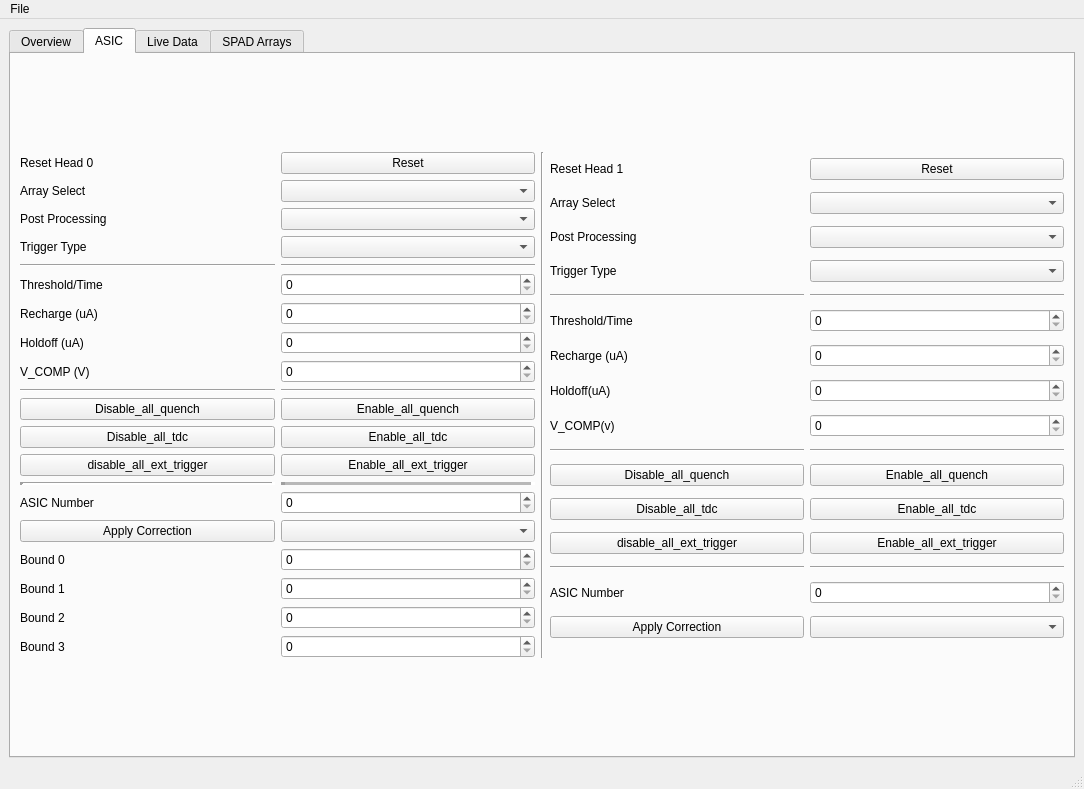
Before: the Qt Designer form GUI/MainWindow.ui in sgcarrier/cephei2, drawn with Qt 5.
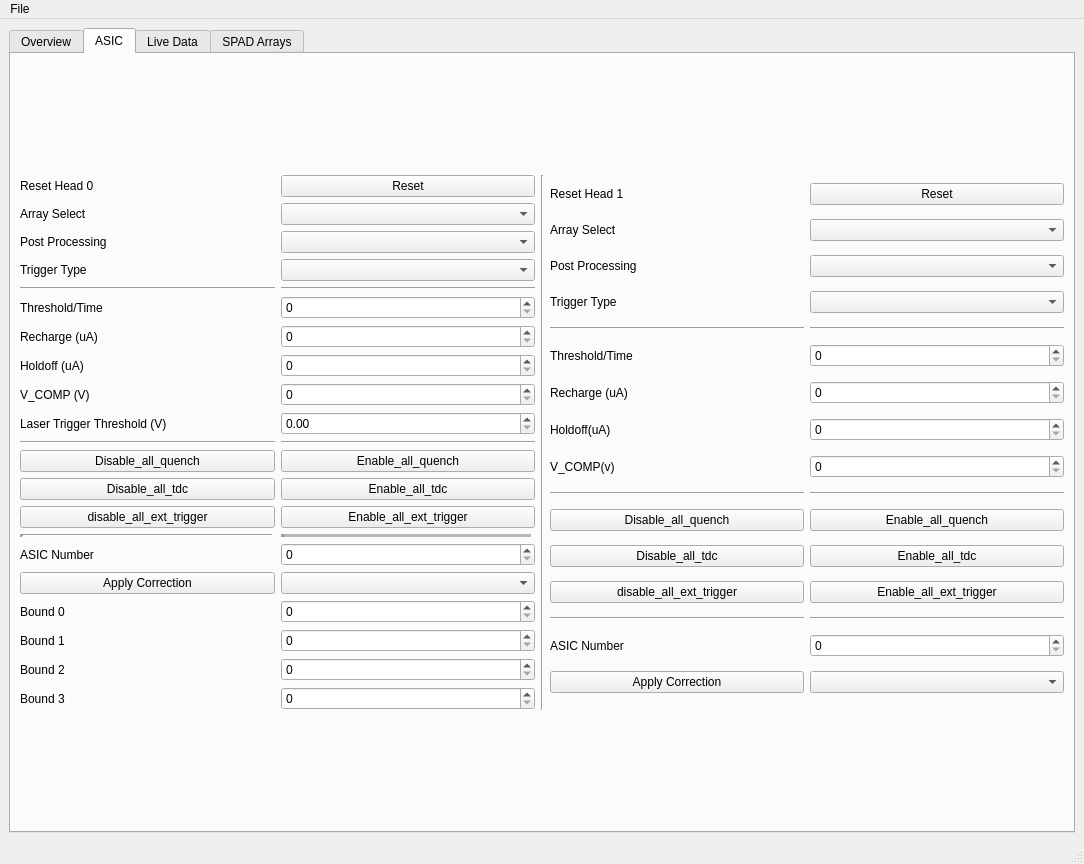
After: the same form once the commit is applied. Custom widgets are drawn as their Qt base class.

Commit message: Added threshold field for laser trigger

```diff
--- a/GUI/MainWindow.ui
+++ b/GUI/MainWindow.ui
@@ -7,7 +7,7 @@
     <x>0</x>
     <y>0</y>
     <width>1084</width>
-    <height>789</height>
+    <height>864</height>
    </rect>
   </property>
   <property name="windowTitle">
@@ -492,17 +492,17 @@
            <layout class="QGridLayout" name="gridLayout_13">
             <item row="0" column="0">
              <layout class="QGridLayout" name="gridLayout_11">
-              <item row="16" column="1">
+              <item row="17" column="1">
                <widget class="QSpinBox" name="asic_number_h0_spinBox"/>
               </item>
-              <item row="11" column="0">
+              <item row="12" column="0">
                <widget class="Line" name="line_5">
                 <property name="orientation">
                  <enum>Qt::Horizontal</enum>
                 </property>
                </widget>
               </item>
-              <item row="13" column="1">
+              <item row="14" column="1">
                <widget class="QPushButton" name="enable_all_tdc_h0_pushButton">
                 <property name="text">
                  <string>Enable_all_tdc</string>
@@ -523,18 +523,21 @@
                 </property>
                </widget>
               </item>
+              <item row="1" column="1">
+               <widget class="QComboBox" name="array_select_h0_comboBox"/>
+              </item>
               <item row="2" column="1">
                <widget class="QComboBox" name="post_processing_select_h0_comboBox"/>
               </item>
-              <item row="12" column="1">
+              <item row="13" column="1">
                <widget class="QPushButton" name="enable_all_quench_h0_pushButton">
                 <property name="text">
                  <string>Enable_all_quench</string>
                 </property>
                </widget>
               </item>
-              <item row="1" column="1">
-               <widget class="QComboBox" name="array_select_h0_comboBox"/>
+              <item row="3" column="1">
+               <widget class="QComboBox" name="trigger_type_h0_comboBox"/>
               </item>
               <item row="7" column="1">
                <widget class="QSpinBox" name="threshold_time_trigger_h0_spinBox">
@@ -543,24 +546,21 @@
                 </property>
                </widget>
               </item>
-              <item row="14" column="0">
+              <item row="15" column="0">
                <widget class="QPushButton" name="disable_all_ext_trigger_h0_pushButton">
                 <property name="text">
                  <string>disable_all_ext_trigger</string>
                 </property>
                </widget>
               </item>
-              <item row="3" column="1">
-               <widget class="QComboBox" name="trigger_type_h0_comboBox"/>
-              </item>
-              <item row="12" column="0">
+              <item row="13" column="0">
                <widget class="QPushButton" name="disable_all_quench_h0_pushButton">
                 <property name="text">
                  <string>Disable_all_quench</string>
                 </property>
                </widget>
               </item>
-              <item row="14" column="1">
+              <item row="15" column="1">
                <widget class="QPushButton" name="enable_all_ext_trigger_h0_pushButton">
                 <property name="text">
                  <string>Enable_all_ext_trigger</string>
@@ -581,6 +581,16 @@
                 </property>
                </widget>
               </item>
+              <item row="16" column="0">
+               <widget class="Line" name="line">
+                <property name="lineWidth">
+                 <number>4</number>
+                </property>
+                <property name="orientation">
+                 <enum>Qt::Horizontal</enum>
+                </property>
+               </widget>
+              </item>
               <item row="10" column="0">
                <widget class="QLabel" name="label_35">
                 <property name="text">
@@ -588,46 +598,49 @@
                 </property>
                </widget>
               </item>
-              <item row="13" column="0">
-               <widget class="QPushButton" name="disable_all_tdc_h0_pushButton">
-                <property name="text">
-                 <string>Disable_all_tdc</string>
-                </property>
-               </widget>
-              </item>
-              <item row="15" column="0">
-               <widget class="Line" name="line">
-                <property name="lineWidth">
-                 <number>4</number>
-                </property>
-                <property name="orientation">
-                 <enum>Qt::Horizontal</enum>
-                </property>
-               </widget>
-              </item>
               <item row="10" column="1">
                <widget class="QSpinBox" name="v_comp_h0_spinBox"/>
               </item>
-              <item row="1" column="0">
-               <widget class="QLabel" name="label_23">
+              <item row="14" column="0">
+               <widget class="QPushButton" name="disable_all_tdc_h0_pushButton">
                 <property name="text">
-                 <string>Array Select</string>
+                 <string>Disable_all_tdc</string>
                 </property>
                </widget>
               </item>
               <item row="9" column="1">
                <widget class="QSpinBox" name="holdoff_h0_spinBox"/>
               </item>
-              <item row="2" column="0">
-               <widget class="QLabel" name="label_26">
+              <item row="1" column="0">
+               <widget class="QLabel" name="label_23">
                 <property name="text">
-                 <string>Post Processing</string>
+                 <string>Array Select</string>
                 </property>
                </widget>
               </item>
               <item row="8" column="1">
                <widget class="QSpinBox" name="recharge_h0_spinBox"/>
               </item>
+              <item row="2" column="0">
+               <widget class="QLabel" name="label_26">
+                <property name="text">
+                 <string>Post Processing</string>
+                </property>
+               </widget>
+              </item>
+              <item row="16" column="1">
+               <widget class="Line" name="line_2">
+                <property name="lineWidth">
+                 <number>4</number>
+                </property>
+                <property name="midLineWidth">
+                 <number>4</number>
+                </property>
+                <property name="orientation">
+                 <enum>Qt::Horizontal</enum>
+                </property>
+               </widget>
+              </item>
               <item row="9" column="0">
                <widget class="QLabel" name="label_34">
                 <property name="text">
@@ -642,36 +655,23 @@
                 </property>
                </widget>
               </item>
-              <item row="15" column="1">
-               <widget class="Line" name="line_2">
-                <property name="lineWidth">
-                 <number>4</number>
-                </property>
-                <property name="midLineWidth">
-                 <number>4</number>
-                </property>
-                <property name="orientation">
-                 <enum>Qt::Horizontal</enum>
-                </property>
-               </widget>
-              </item>
-              <item row="16" column="0">
-               <widget class="QLabel" name="label_41">
-                <property name="text">
-                 <string>ASIC Number</string>
-                </property>
-               </widget>
+              <item row="18" column="1">
+               <widget class="QComboBox" name="correction_type_h0_comboBox"/>
               </item>
               <item row="17" column="0">
+               <widget class="QLabel" name="label_41">
+                <property name="text">
+                 <string>ASIC Number</string>
+                </property>
+               </widget>
+              </item>
+              <item row="18" column="0">
                <widget class="QPushButton" name="apply_correction_h0_pushButtion">
                 <property name="text">
                  <string>Apply Correction</string>
                 </property>
                </widget>
               </item>
-              <item row="17" column="1">
-               <widget class="QComboBox" name="correction_type_h0_comboBox"/>
-              </item>
               <item row="4" column="1">
                <widget class="Line" name="line_4">
                 <property name="orientation">
@@ -679,13 +679,6 @@
                 </property>
                </widget>
               </item>
-              <item row="11" column="1">
-               <widget class="Line" name="line_6">
-                <property name="orientation">
-                 <enum>Qt::Horizontal</enum>
-                </property>
-               </widget>
-              </item>
               <item row="4" column="0">
                <widget class="Line" name="line_3">
                 <property name="orientation">
@@ -693,62 +686,79 @@
                 </property>
                </widget>
               </item>
-              <item row="19" column="1">
+              <item row="12" column="1">
+               <widget class="Line" name="line_6">
+                <property name="orientation">
+                 <enum>Qt::Horizontal</enum>
+                </property>
+               </widget>
+              </item>
+              <item row="20" column="1">
                <widget class="QSpinBox" name="bound_1_h0_spinBox">
                 <property name="maximum">
                  <number>10000</number>
                 </property>
                </widget>
               </item>
-              <item row="18" column="1">
+              <item row="19" column="1">
                <widget class="QSpinBox" name="bound_0_h0_spinBox">
                 <property name="maximum">
                  <number>10000</number>
                 </property>
                </widget>
               </item>
-              <item row="20" column="1">
-               <widget class="QSpinBox" name="bound_2_h0_spinBox">
-                <property name="maximum">
-                 <number>10000</number>
-                </property>
-               </widget>
-              </item>
               <item row="21" column="1">
+               <widget class="QSpinBox" name="bound_2_h0_spinBox">
+                <property name="maximum">
+                 <number>10000</number>
+                </property>
+               </widget>
+              </item>
+              <item row="22" column="1">
                <widget class="QSpinBox" name="bound_3_h0_spinBox">
                 <property name="maximum">
                  <number>10000</number>
                 </property>
                </widget>
               </item>
-              <item row="18" column="0">
+              <item row="19" column="0">
                <widget class="QLabel" name="label_43">
                 <property name="text">
                  <string>Bound 0</string>
                 </property>
                </widget>
               </item>
-              <item row="19" column="0">
+              <item row="20" column="0">
                <widget class="QLabel" name="label_44">
                 <property name="text">
                  <string>Bound 1</string>
                 </property>
                </widget>
               </item>
-              <item row="20" column="0">
+              <item row="21" column="0">
                <widget class="QLabel" name="label_45">
                 <property name="text">
                  <string>Bound 2</string>
                 </property>
                </widget>
               </item>
-              <item row="21" column="0">
+              <item row="22" column="0">
                <widget class="QLabel" name="label_46">
                 <property name="text">
                  <string>Bound 3</string>
                 </property>
                </widget>
               </item>
+              <item row="11" column="0">
+               <widget class="QLabel" name="label_47">
+                <property name="text">
+                 <string>Laser Trigger Threshold (V)</string>
+                </property>
+               </widget>
+              </item>
+              <item row="11" column="1">
+               <widget class="QDoubleSpinBox" name="laser_trigger_thresh_spinBox"/>
+              </item>
              </layout>
             </item>
             <item row="0" column="2">
@@ -1104,7 +1114,7 @@
        <attribute name="title">
         <string>SPAD Arrays</string>
        </attribute>
-       <widget class="QWidget" name="">
+       <widget class="QWidget" name="layoutWidget">
         <property name="geometry">
          <rect>
           <x>8</x>
```
The commit also changes 1 other file.
